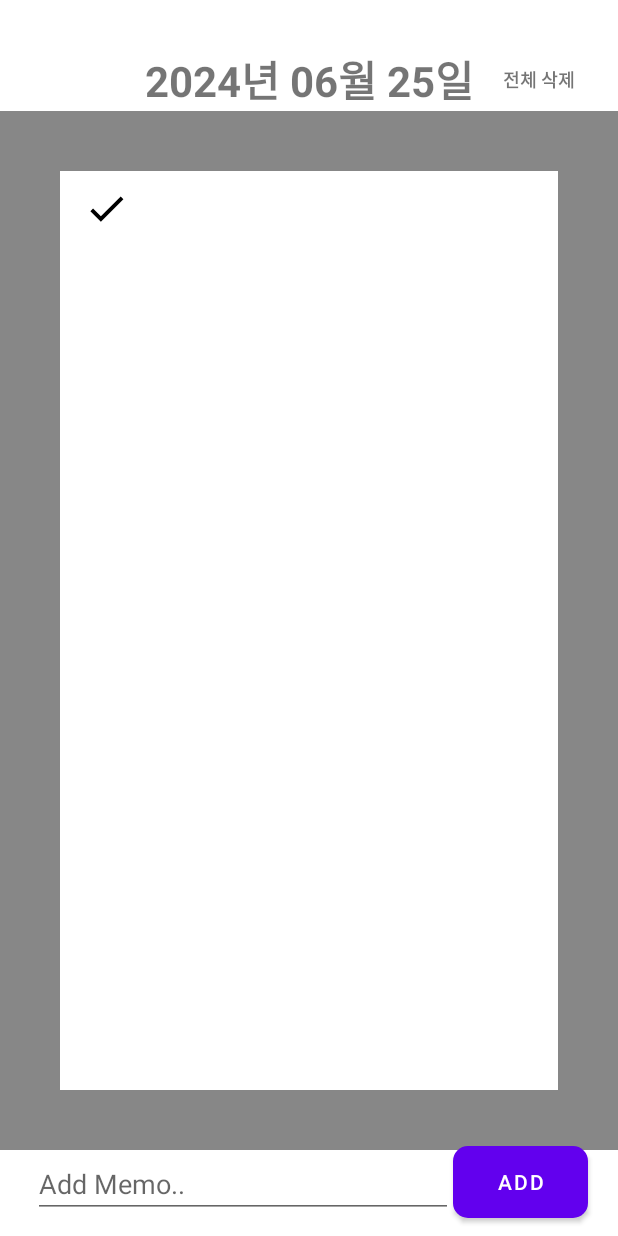
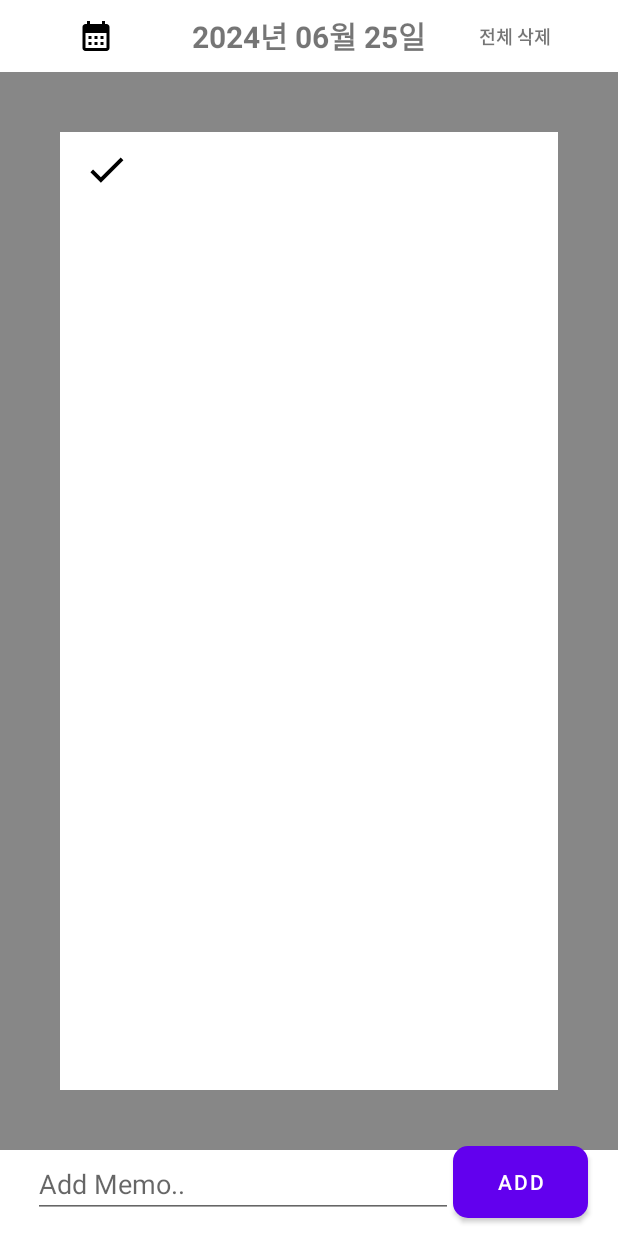
Before and after one commit to yunju1018/MemoApp_Room, an Android app: the MemoDataFragment screen opened directly, with no data from a screen before it, on a phone screen of 412 x 824 dp. Run offline under Robolectric (Android 15) with nearby library versions, the phone set to English and light mode, and no system bars; our stand-ins replace Room's generated code, data binding.

Commit message:
[MemoApp 구현]
- compileSdk, targetSdk,minSdk 변경
- kizitonwose Calendar 라이브러리 추가 및 WeekCalendar 구현

```diff
--- a/app/src/main/AndroidManifest.xml
+++ b/app/src/main/AndroidManifest.xml
@@ -13,6 +13,9 @@
         android:theme="@style/Theme.MemoApp_Room"
         tools:targetApi="31">
         <activity
+            android:name=".calendar.CalendarActivity"
+            android:exported="false" />
+        <activity
             android:name=".memo.MainActivity"
             android:exported="true">
             <intent-filter>
--- a/app/src/main/java/com/example/memoapp_room/memo/MainActivity.kt
+++ b/app/src/main/java/com/example/memoapp_room/memo/MainActivity.kt
@@ -2,6 +2,7 @@ package com.example.memoapp_room.memo
 
 import android.app.AlertDialog
 import android.app.DatePickerDialog
+import android.content.Intent
 import android.os.Bundle
 import android.util.Log
 import androidx.appcompat.app.AppCompatActivity
@@ -10,6 +11,7 @@ import androidx.lifecycle.Observer
 import androidx.viewpager2.widget.ViewPager2
 import com.example.memoapp_room.MemoApplication
 import com.example.memoapp_room.R
+import com.example.memoapp_room.calendar.CalendarActivity
 import com.example.memoapp_room.databinding.ActivityMainBinding
 import com.example.memoapp_room.memo.models.MemoData
 import com.example.memoapp_room.memo.utils.DateFormatUtil
@@ -135,6 +137,11 @@ class MainActivity : AppCompatActivity() {
 
         }
 
+        binding.calendar.setOnClickListener {
+            val intent = Intent(this, CalendarActivity::class.java)
+            startActivity(intent)
+        }
+
         binding.title.text = DateFormatUtil.setTitle(key)
         binding.title.setOnClickListener {
             showDatePickerDialog()
--- /dev/null
+++ b/app/src/main/res/drawable/arrow_back_24.xml
@@ -0,0 +1,5 @@
+<vector xmlns:android="http://schemas.android.com/apk/res/android" android:height="24dp" android:tint="#000000" android:viewportHeight="24" android:viewportWidth="24" android:width="24dp">
+
+    <path android:fillColor="@android:color/white" android:pathData="M17.77,3.77l-1.77,-1.77l-10,10l10,10l1.77,-1.77l-8.23,-8.23z"/>
+
+</vector>
--- /dev/null
+++ b/app/src/main/res/drawable/baseline_calendar_month_24.xml
@@ -0,0 +1,5 @@
+<vector xmlns:android="http://schemas.android.com/apk/res/android" android:height="24dp" android:tint="#000000" android:viewportHeight="24" android:viewportWidth="24" android:width="24dp">
+
+    <path android:fillColor="@android:color/white" android:pathData="M19,4h-1V2h-2v2H8V2H6v2H5C3.89,4 3.01,4.9 3.01,6L3,20c0,1.1 0.89,2 2,2h14c1.1,0 2,-0.9 2,-2V6C21,4.9 20.1,4 19,4zM19,20H5V10h14V20zM9,14H7v-2h2V14zM13,14h-2v-2h2V14zM17,14h-2v-2h2V14zM9,18H7v-2h2V18zM13,18h-2v-2h2V18zM17,18h-2v-2h2V18z"/>
+
+</vector>
--- a/app/src/main/res/layout/activity_main.xml
+++ b/app/src/main/res/layout/activity_main.xml
@@ -1,8 +1,8 @@
 <?xml version="1.0" encoding="utf-8"?>
-<layout>
-<androidx.constraintlayout.widget.ConstraintLayout xmlns:android="http://schemas.android.com/apk/res/android"
-    xmlns:app="http://schemas.android.com/apk/res-auto"
-    xmlns:tools="http://schemas.android.com/tools"
+<layout xmlns:tools="http://schemas.android.com/tools"
+    xmlns:android="http://schemas.android.com/apk/res/android"
+    xmlns:app="http://schemas.android.com/apk/res-auto">
+<androidx.constraintlayout.widget.ConstraintLayout
     android:layout_width="match_parent"
     android:layout_height="match_parent"
     tools:context=".memo.MainActivity">
@@ -11,21 +11,22 @@
         android:id="@+id/title"
         android:layout_width="wrap_content"
         android:layout_height="wrap_content"
-        android:layout_marginTop="32dp"
+        android:paddingVertical="10dp"
         tools:text="2023-10-18"
-        android:textSize="28sp"
+        android:textSize="20dp"
         android:textStyle="bold"
         android:hint="날짜 선택"
         android:textColorHint="@color/color_878787"
         app:layout_constraintEnd_toEndOf="parent"
         app:layout_constraintStart_toStartOf="parent"
-        app:layout_constraintTop_toTopOf="parent" />
+        app:layout_constraintTop_toTopOf="parent"
+        app:layout_constraintBottom_toBottomOf="@id/calendar"/>
 
     <TextView
         android:id="@+id/deleteAll"
         android:layout_width="wrap_content"
         android:layout_height="wrap_content"
-        android:layout_marginTop="32dp"
+        android:layout_marginVertical="10dp"
         android:layout_marginEnd="10dp"
         android:padding="10dp"
         android:text="전체 삭제"
@@ -35,6 +36,19 @@
         app:layout_constraintStart_toEndOf="@id/title"
         app:layout_constraintTop_toTopOf="parent"
         app:layout_constraintBottom_toBottomOf="@id/title"/>
+
+    <ImageView
+        android:id="@+id/calendar"
+        android:layout_width="wrap_content"
+        android:layout_height="wrap_content"
+        android:layout_marginVertical="10dp"
+        android:padding="10dp"
+        android:src="@drawable/baseline_calendar_month_24"
+        app:layout_constraintBottom_toBottomOf="@id/title"
+        app:layout_constraintEnd_toStartOf="@+id/title"
+        app:layout_constraintStart_toEndOf="@id/title"
+        app:layout_constraintStart_toStartOf="parent"
+        app:layout_constraintTop_toTopOf="parent" />
 
     <androidx.viewpager2.widget.ViewPager2
         android:id="@+id/viewPager"
--- a/app/src/main/res/values/colors.xml
+++ b/app/src/main/res/values/colors.xml
@@ -8,4 +8,6 @@
     <color name="black">#FF000000</color>
     <color name="color_878787">#878787</color>
     <color name="white">#FFFFFFFF</color>
+    <color name="c_F3F3F3">#F3F3F3</color>
+    <color name="c_FD7070">#FD7070</color>
 </resources>
--- a/app/src/main/res/values/themes.xml
+++ b/app/src/main/res/values/themes.xml
@@ -10,7 +10,8 @@
         <item name="colorSecondaryVariant">@color/teal_700</item>
         <item name="colorOnSecondary">@color/black</item>
         <!-- Status bar color. -->
-        <item name="android:statusBarColor">?attr/colorPrimaryVariant</item>
+        <item name="android:windowLightStatusBar">true</item>
+        <item name="android:statusBarColor">@color/white</item>
         <!-- Customize your theme here. -->
     </style>
 </resources>
```
Also changed, not shown: app/build.gradle (+6 -3 lines), app/src/main/java/com/example/memoapp_room/calendar/CalendarActivity.kt (added, +124 -0 lines), app/src/main/res/layout/activity_calendar.xml (added, +48 -0 lines), app/src/main/res/layout/calendar_day_layout.xml (added, +31 -0 lines), 1 other file.
